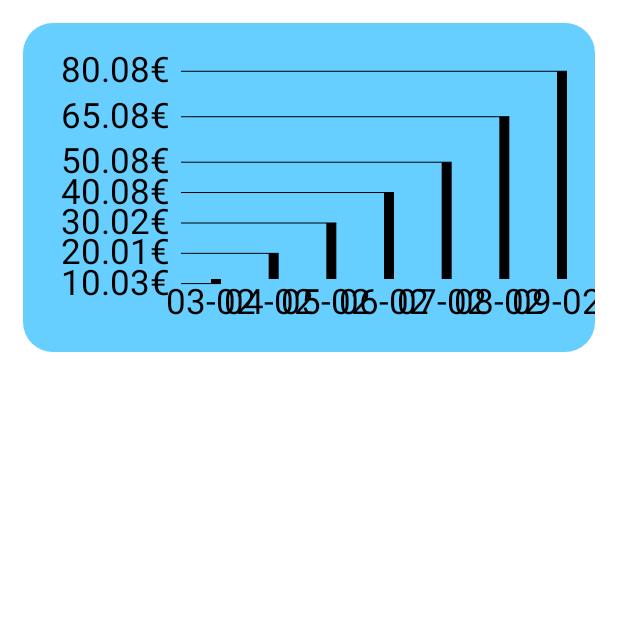
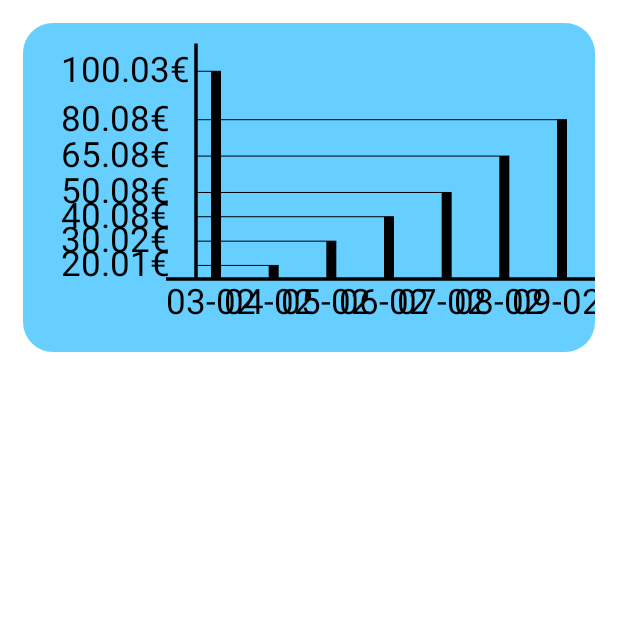
Before and after one commit to m-derakhshan/Refectory, an Android app built with Jetpack Compose: the HomeScreen screen opened through its navigation route, on a phone screen of 412 x 824 dp, the top half of it. Run offline under Robolectric (Android 15) with nearby library versions, the phone set to English and light mode, and no system bars; our stand-ins replace Dagger/Hilt's generated code.

Commit message:
improving chart

```diff
--- a/app/src/main/java/m/derakhshan/refectory/feature_credit/presentation/home/composable/BarChart.kt
+++ b/app/src/main/java/m/derakhshan/refectory/feature_credit/presentation/home/composable/BarChart.kt
@@ -1,11 +1,14 @@
 package m.derakhshan.refectory.feature_credit.presentation.home.composable
 
 import android.graphics.Paint
-import androidx.compose.animation.core.*
+import androidx.compose.animation.core.Animatable
+import androidx.compose.animation.core.tween
 import androidx.compose.foundation.Canvas
 import androidx.compose.foundation.layout.Box
 import androidx.compose.material.MaterialTheme
-import androidx.compose.runtime.*
+import androidx.compose.runtime.Composable
+import androidx.compose.runtime.LaunchedEffect
+import androidx.compose.runtime.remember
 import androidx.compose.ui.Modifier
 import androidx.compose.ui.geometry.Offset
 import androidx.compose.ui.geometry.Size
@@ -24,7 +27,8 @@ fun BarChart(
     horizontalLineColor: Color = MaterialTheme.colors.onBackground,
     horizontalLineWidth: Float = 1f,
     barColor: Color = MaterialTheme.colors.onBackground,
-    horizontalSpace: Float = 150f
+    horizontalSpace: Float = 150f,
+    chartLineColor: Color = MaterialTheme.colors.onBackground
 ) {
 
     Box(modifier = modifier) {
@@ -32,21 +36,16 @@ fun BarChart(
         val coefficient = remember {
             Animatable(0f)
         }
-
         LaunchedEffect(coefficient) {
             coefficient.animateTo(1f, animationSpec = tween(3000))
         }
-
         Canvas(modifier = Modifier.matchParentSize(), onDraw = {
             val width = size.width
             val height = size.height
             val maxHeight = data.values.maxOrNull() ?: return@Canvas
             val scale = (height / maxHeight) * coefficient.value
             var space = horizontalSpace
-
-
             for (key in data.keys) {
-
                 drawRect(
                     color = barColor,
                     topLeft = Offset(
@@ -60,7 +59,7 @@ fun BarChart(
                 )
                 drawLine(
                     color = horizontalLineColor,
-                    start = Offset(horizontalSpace * 0.8f, height - scale * data[key]!!),
+                    start = Offset(horizontalSpace * 0.9f, height - scale * data[key]!!),
                     end = Offset(
                         space + lineWidth,
                         height - scale * data[key]!!
@@ -89,7 +88,18 @@ fun BarChart(
                 )
                 space += (width - horizontalSpace) / (data.keys.size - 1)
             }
-
+            drawLine(
+                color = chartLineColor,
+                start = Offset(horizontalSpace * 0.9f, -(textSize * 0.5f)),
+                end = Offset(horizontalSpace * 0.9f, height - textSize),
+                strokeWidth = lineWidth * 0.35f
+            )
+            drawLine(
+                color = chartLineColor,
+                start = Offset(horizontalSpace * 0.7f, height - textSize),
+                end = Offset(width + 40, height - textSize),
+                strokeWidth = lineWidth * 0.35f
+            )
         })
 
     }
--- a/app/src/main/java/m/derakhshan/refectory/feature_credit/presentation/home/composable/HomeScreen.kt
+++ b/app/src/main/java/m/derakhshan/refectory/feature_credit/presentation/home/composable/HomeScreen.kt
@@ -36,7 +36,7 @@ fun HomeScreen(
                     lineWidth = 10f,
                     textSize = 35f,
                     data = mapOf(
-                        Pair("03-02", 10.03f),
+                        Pair("03-02", 100.03f),
                         Pair("04-02", 20.01f),
                         Pair("05-02", 30.02f),
                         Pair("06-02", 40.08f),
```
